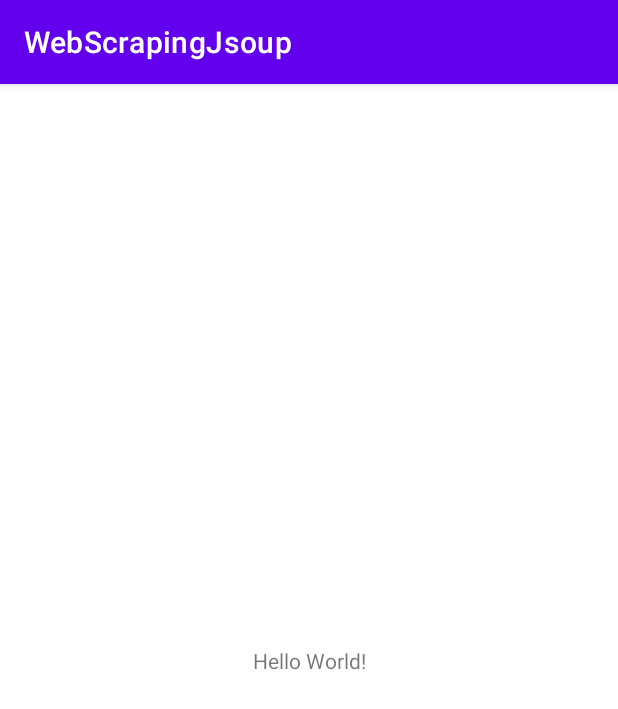
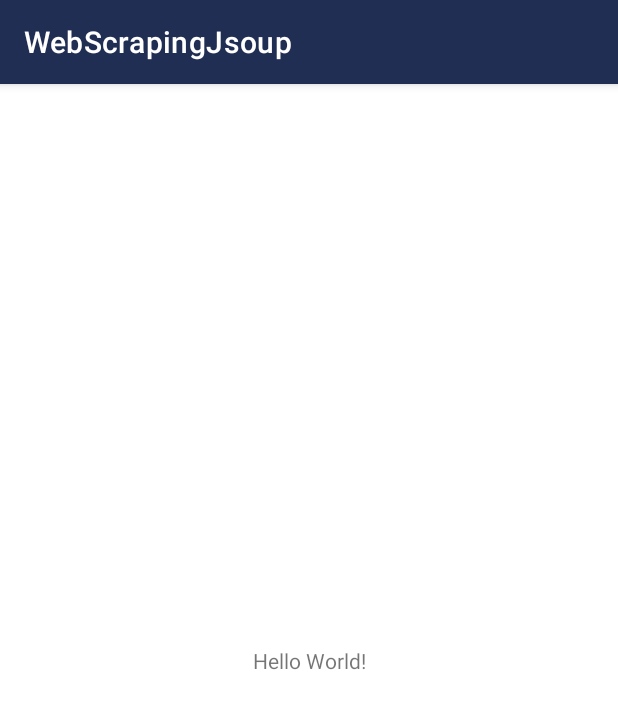
Before and after one commit to eltuss/Web-Scraping-Jsoup-Kotlin, an Android app: the screen it shows after launch (MainActivity), on a phone screen of 412 x 824 dp. Shown: the top 709 px of the screen. Run offline under Robolectric (Android 15) with nearby library versions, the phone set to English and light mode, and no system bars.

Commit message:
As cores foram alteradas

```diff
--- a/app/src/main/res/values-night/themes.xml
+++ b/app/src/main/res/values-night/themes.xml
@@ -2,12 +2,12 @@
     <!-- Base application theme. -->
     <style name="Theme.WebScrapingJsoup" parent="Theme.MaterialComponents.DayNight.DarkActionBar">
         <!-- Primary brand color. -->
-        <item name="colorPrimary">@color/purple_200</item>
-        <item name="colorPrimaryVariant">@color/purple_700</item>
+        <item name="colorPrimary">@color/colorPrimaryDark</item>
+        <item name="colorPrimaryVariant">@color/colorPrimaryVariant</item>
         <item name="colorOnPrimary">@color/black</item>
         <!-- Secondary brand color. -->
-        <item name="colorSecondary">@color/teal_200</item>
-        <item name="colorSecondaryVariant">@color/teal_200</item>
+        <item name="colorSecondary">@color/colorSecondary</item>
+        <item name="colorSecondaryVariant">@color/colorSecondaryVariant</item>
         <item name="colorOnSecondary">@color/black</item>
         <!-- Status bar color. -->
         <item name="android:statusBarColor" tools:targetApi="l">?attr/colorPrimaryVariant</item>
--- a/app/src/main/res/values/colors.xml
+++ b/app/src/main/res/values/colors.xml
@@ -1,10 +1,10 @@
 <?xml version="1.0" encoding="utf-8"?>
 <resources>
-    <color name="purple_200">#FFBB86FC</color>
-    <color name="purple_500">#FF6200EE</color>
-    <color name="purple_700">#FF3700B3</color>
-    <color name="teal_200">#FF03DAC5</color>
-    <color name="teal_700">#FF018786</color>
+    <color name="colorPrimaryDark">#212E53</color>
+    <color name="colorPrimary">#212E53</color>
+    <color name="colorPrimaryVariant">#FFFFFFFF</color>
+    <color name="colorSecondary">#FF03DAC5</color>
+    <color name="colorSecondaryVariant">#FF018786</color>
     <color name="black">#FF000000</color>
     <color name="white">#FFFFFFFF</color>
 </resources>
--- a/app/src/main/res/values/themes.xml
+++ b/app/src/main/res/values/themes.xml
@@ -2,12 +2,12 @@
     <!-- Base application theme. -->
     <style name="Theme.WebScrapingJsoup" parent="Theme.MaterialComponents.DayNight.DarkActionBar">
         <!-- Primary brand color. -->
-        <item name="colorPrimary">@color/purple_500</item>
-        <item name="colorPrimaryVariant">@color/purple_700</item>
+        <item name="colorPrimary">@color/colorPrimary</item>
+        <item name="colorPrimaryVariant">@color/colorPrimaryVariant</item>
         <item name="colorOnPrimary">@color/white</item>
         <!-- Secondary brand color. -->
-        <item name="colorSecondary">@color/teal_200</item>
-        <item name="colorSecondaryVariant">@color/teal_700</item>
+        <item name="colorSecondary">@color/colorSecondary</item>
+        <item name="colorSecondaryVariant">@color/colorSecondaryVariant</item>
         <item name="colorOnSecondary">@color/black</item>
         <!-- Status bar color. -->
         <item name="android:statusBarColor" tools:targetApi="l">?attr/colorPrimaryVariant</item>
```
